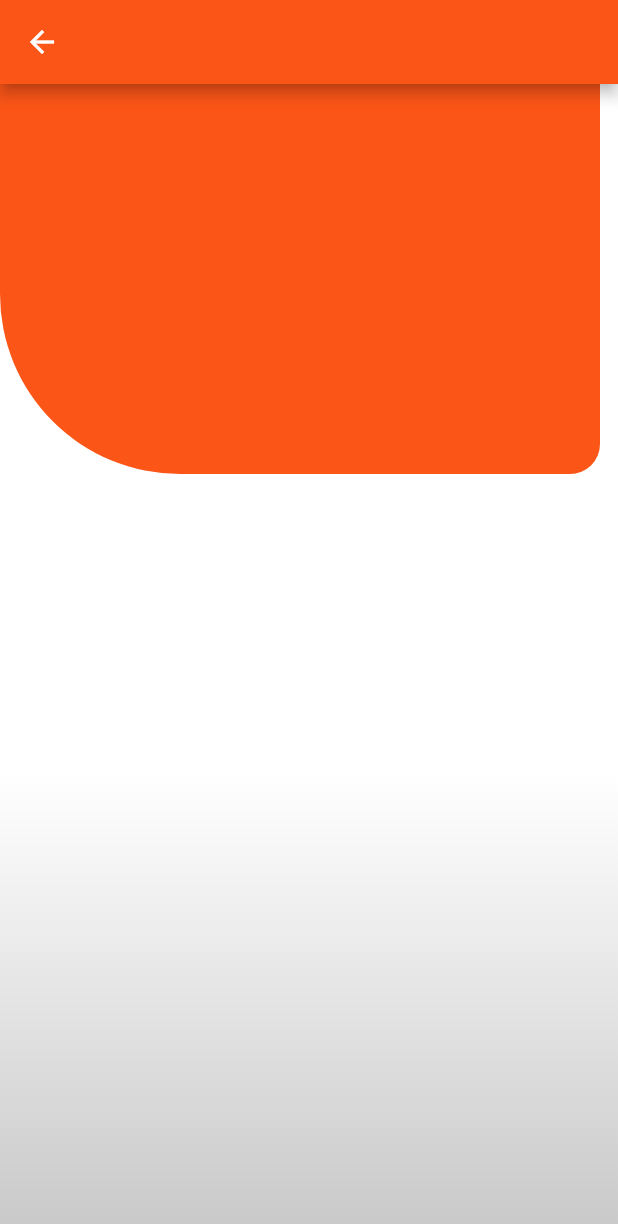
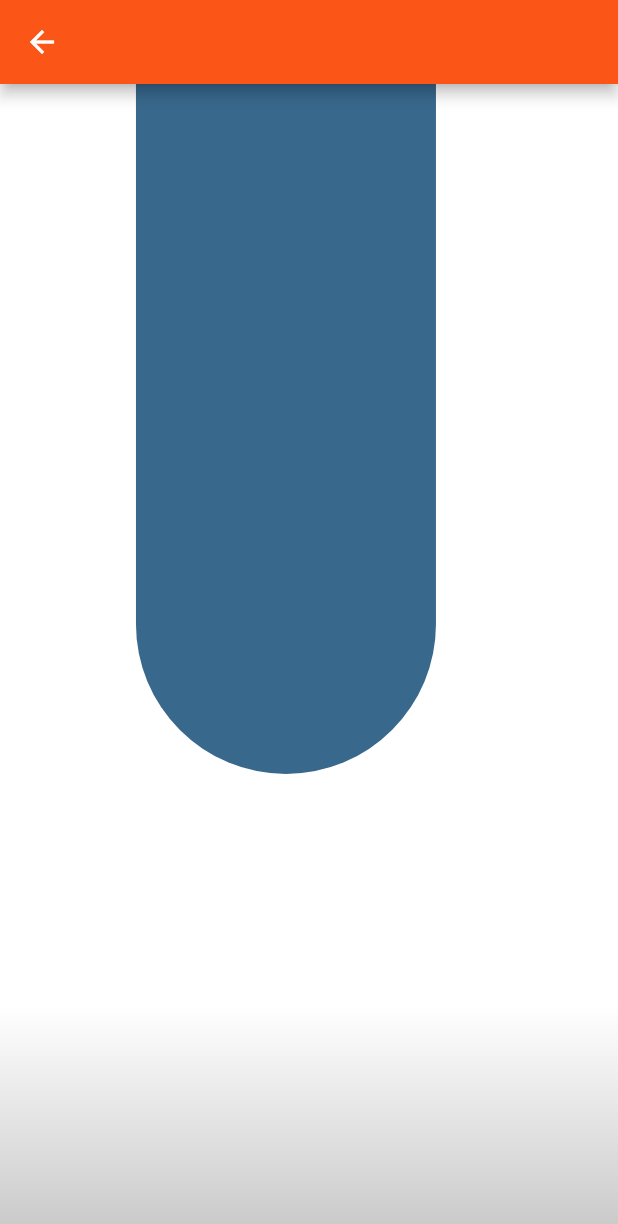
Before and after one commit to CA2puntosV/LolStore, a Flutter app: the TopScreen screen opened directly, on a phone screen of 412 x 824 dp. Shown: the top 1224 px of the screen. Run offline on Flutter 3.47's test engine with Material 2 defaults, Android fonts, the phone set to English and light mode, and no system bars.

```diff
--- a/lib/screens/login.dart
+++ b/lib/screens/login.dart
@@ -1,101 +1,30 @@
-import 'dart:math';
 import 'package:flutter/material.dart';
+import 'package:tienda_lol/widgets/buttons_widgets.dart';
 
-class LoginPage extends StatelessWidget {
+class LoginPage extends StatefulWidget {
   const LoginPage({
     Key key,
   }) : super(key: key);
 
   @override
+  _LoginPageState createState() => _LoginPageState();
+}
+
+class _LoginPageState extends State<LoginPage> {
+  @override
   Widget build(BuildContext context) {
-    SingleChildScrollView(
-      child: Column(
-        children: <Widget>[],
-      ),
-    );
-    final gradiente = Container(
-      width: double.infinity,
-      height: double.infinity,
-      decoration: BoxDecoration(
-        gradient: LinearGradient(
-            begin: FractionalOffset(0.0, 0.6),
-            end: FractionalOffset(0.0, 1.0),
-            colors: [Colors.white, Color.fromRGBO(200, 200, 200, 1)]),
-      ),
-    );
 
-    final orangeBox = Transform.rotate(
-      angle: -pi / 1.0,
-      child: Container(
-        height: 360.0,
-        width: 400,
-        decoration: BoxDecoration(
-            color: Color.fromRGBO(251, 85, 23, 1),
-            borderRadius: BorderRadius.only(
-                topRight: Radius.circular(120.0),
-                topLeft: Radius.circular(20.0))),
-      ),
-    );
 
-    return Stack(
-      children: <Widget>[gradiente, Positioned(top: -100.0, child: orangeBox)],
-    );
+
+   return Scaffold(
+     appBar: AppBar(
+       backgroundColor: Color(0xFF38688c),
+       title: Text('LoLStore - Login', ),
+     ),
+        body: Container(
+
+     ),
+   );
+
   }
 }
-
-class TopScreen extends StatelessWidget {
-  const TopScreen({
-    Key key,
-  }) : super(key: key);
-
-  @override
-  Widget build(BuildContext context) {
-    return Scaffold(
-      appBar: AppBar(
-        backgroundColor: Color.fromRGBO(251, 85, 23, 1),
-      ),
-      body: LoginPage(),
-    );
-  }
-}
-
-class Tittles extends StatelessWidget {
-  const Tittles({
-    Key key,
-  }) : super(key: key);
-
-  @override
-  Widget build(BuildContext context) {
-    return Container(
-        padding: EdgeInsets.all(60.0),
-        child: Column(
-          children: <Widget>[image(), desc()],
-        ));
-  }
-
-  Widget image() {
-    return Image(
-      image: AssetImage('assets/logoW.png'),
-      height: 120,
-      width: 120,
-    );
-  }
-
-  Widget desc() {
-    return Container(
-        padding: EdgeInsets.all(40.0),
-        child: Column(
-          crossAxisAlignment: CrossAxisAlignment.start,
-          children: <Widget>[
-            Text(
-              "Registrate",
-              style: TextStyle(
-                  decoration: TextDecoration.none,
-                  color: Colors.white,
-                  fontSize: 30.0,
-                  fontWeight: FontWeight.bold),
-            )
-          ],
-        ));
-  }
-}
--- /dev/null
+++ b/lib/widgets/buttons_widgets.dart
@@ -0,0 +1,69 @@
+import 'dart:math';
+
+import 'package:flutter/material.dart';
+var _screenwidthSize;
+class BackApp extends StatelessWidget {
+  const BackApp({
+    Key key,
+  }) : super(key: key);
+
+  @override
+
+  Widget build(BuildContext context) {
+   _screenwidthSize = MediaQuery.of(context).size.width;
+    SingleChildScrollView(
+      child: Column(
+        children: <Widget>[],
+      ),
+    );
+    final gradiente = Container(
+      width: double.infinity,
+      height: double.infinity,
+      decoration: BoxDecoration(
+        gradient: LinearGradient(
+            begin: FractionalOffset(0.0, 0.8),
+            end: FractionalOffset(0.0, 1.0),
+            colors: [Colors.white, Color.fromRGBO(200, 200, 200, 1)]),
+      ),
+    );
+
+    final orangeBox = Transform.rotate(
+      angle: -pi / 1.0,
+      child: Container(
+        height: 460.0,
+        width: 200,
+        decoration: BoxDecoration(
+            color: Color(0xFF38688c),
+            borderRadius: BorderRadius.only(
+                topRight: Radius.circular(120.0),
+                topLeft: Radius.circular(120.0))),
+      ),
+    );
+
+    return Stack(
+      children: <Widget>[
+        gradiente,
+        Positioned(
+          left: _screenwidthSize*0.22,
+          child: orangeBox
+          )
+          ],
+    );
+  }
+}
+
+class TopScreen extends StatelessWidget {
+   const TopScreen({
+    Key key,
+  }) : super(key: key);
+
+  @override
+  Widget build(BuildContext context) {
+    return Scaffold(
+      appBar: AppBar(
+        backgroundColor: Color.fromRGBO(251, 85, 23, 1),
+      ),
+      body: BackApp(),
+    );
+}
+}
```
Also changed, not shown: lib/main.dart (+5 -5 lines), lib/routes/routes.dart (added, +13 -0 lines), lib/screens/home_page.dart (added, +67 -0 lines), lib/screens/register_page.dart (added, +23 -0 lines), pubspec.lock.
